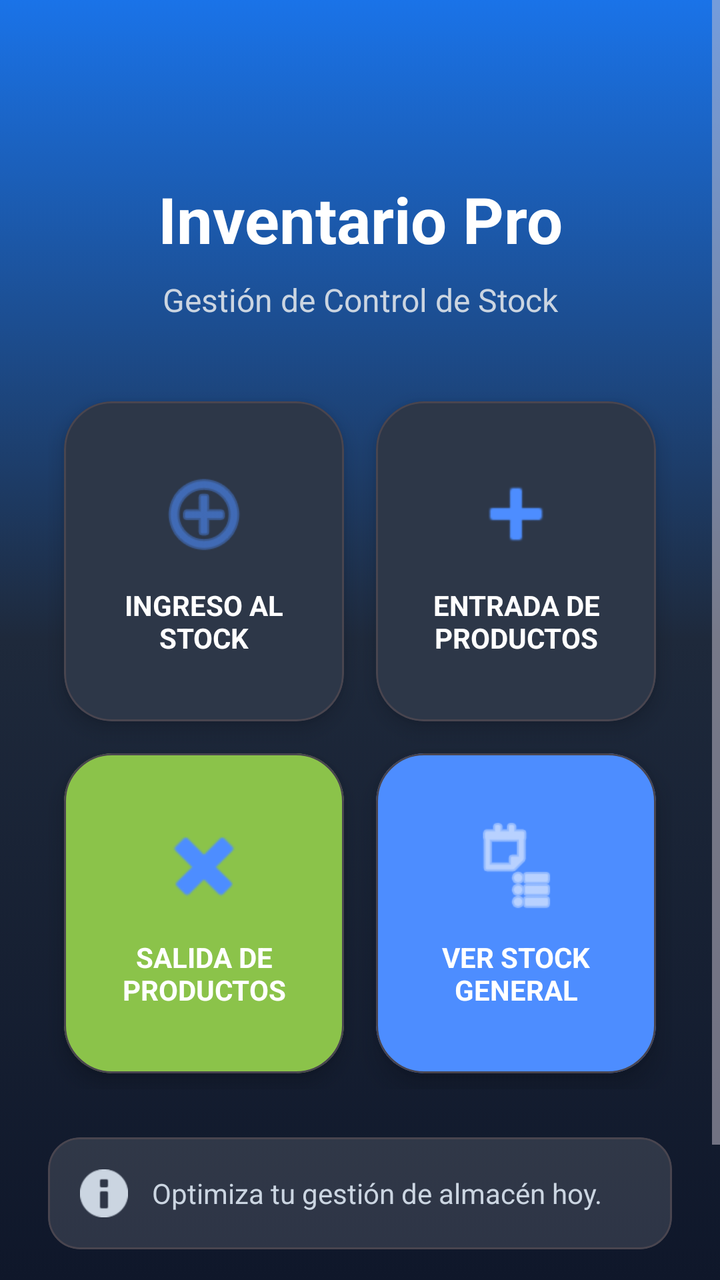
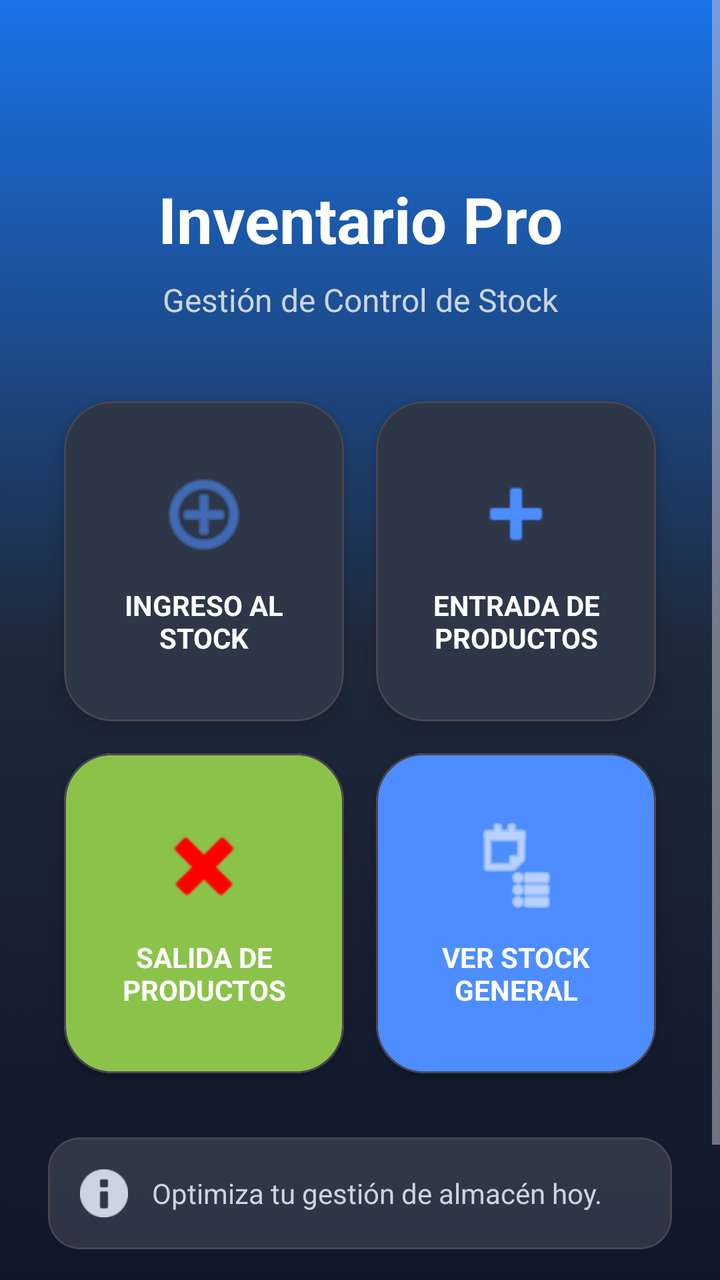

An Android layout rendered at two revisions. The XML below is the earlier revision; the diff shows what the commit changed to produce the second picture.
<!-- AndroidManifest.xml: activity theme Theme.InventarioApp -->
<!-- res/layout/activity_main.xml -->
<?xml version="1.0" encoding="utf-8"?>
<ScrollView xmlns:android="http://schemas.android.com/apk/res/android"
    xmlns:app="http://schemas.android.com/apk/res-auto"
    xmlns:tools="http://schemas.android.com/tools"
    android:layout_width="match_parent"
    android:layout_height="match_parent"
    android:fillViewport="true"
    android:background="@drawable/fondo_degradado">

    <androidx.constraintlayout.widget.ConstraintLayout
        android:layout_width="match_parent"
        android:layout_height="wrap_content"
        android:padding="24dp"
        tools:context=".MainActivity">

        
        <TextView
            android:id="@+id/tvTitulo"
            android:layout_width="0dp"
            android:layout_height="wrap_content"
            android:layout_marginTop="64dp"
            android:gravity="center"
            android:text="@string/title_main"
            android:textColor="@color/white"
            android:textSize="32sp"
            android:textStyle="bold"
            app:layout_constraintEnd_toEndOf="parent"
            app:layout_constraintStart_toStartOf="parent"
            app:layout_constraintTop_toTopOf="parent" />

        <TextView
            android:id="@+id/tvSubtitulo"
            android:layout_width="0dp"
            android:layout_height="wrap_content"
            android:layout_marginTop="8dp"
            android:gravity="center"
            android:text="@string/subtitle_main"
            android:textColor="@color/text_secondary"
            android:textSize="16sp"
            app:layout_constraintEnd_toEndOf="parent"
            app:layout_constraintStart_toStartOf="parent"
            app:layout_constraintTop_toBottomOf="@id/tvTitulo" />

        
        <GridLayout
            android:id="@+id/glMenu"
            android:layout_width="match_parent"
            android:layout_height="wrap_content"
            android:layout_marginTop="32dp"
            android:columnCount="2"
            android:alignmentMode="alignMargins"
            app:layout_constraintEnd_toEndOf="parent"
            app:layout_constraintStart_toStartOf="parent"
            app:layout_constraintTop_toBottomOf="@id/tvSubtitulo">

            
            <com.google.android.material.card.MaterialCardView
                android:id="@+id/buttonIngresoStock"
                android:layout_width="0dp"
                android:layout_height="160dp"
                android:layout_columnWeight="1"
                android:layout_margin="8dp"
                android:clickable="true"
                android:focusable="true"
                app:cardBackgroundColor="@color/card_background"
                app:cardCornerRadius="24dp"
                app:cardElevation="6dp"
                app:rippleColor="#20FFFFFF">

                <LinearLayout
                    android:layout_width="match_parent"
                    android:layout_height="match_parent"
                    android:gravity="center"
                    android:orientation="vertical"
                    android:padding="16dp">

                    <ImageView
                        android:layout_width="48dp"
                        android:layout_height="48dp"
                        android:src="@android:drawable/ic_menu_add"
                        android:contentDescription="@string/btn_ingreso_stock"
                        app:tint="@color/primary" />

                    <TextView
                        android:layout_width="match_parent"
                        android:layout_height="wrap_content"
                        android:layout_marginTop="12dp"
                        android:gravity="center"
                        android:text="@string/btn_ingreso_stock"
                        android:textColor="@color/text_primary"
                        android:textSize="14sp"
                        android:textStyle="bold" />
                </LinearLayout>
            </com.google.android.material.card.MaterialCardView>

            
            <com.google.android.material.card.MaterialCardView
                android:id="@+id/buttonEntradaProductos"
                android:layout_width="0dp"
                android:layout_height="160dp"
                android:layout_columnWeight="1"
                android:layout_margin="8dp"
                android:clickable="true"
                android:focusable="true"
                app:cardBackgroundColor="@color/card_background"
                app:cardCornerRadius="24dp"
                app:cardElevation="6dp"
                app:rippleColor="#20FFFFFF">

                <LinearLayout
                    android:layout_width="match_parent"
                    android:layout_height="match_parent"
                    android:gravity="center"
                    android:orientation="vertical"
                    android:padding="16dp">

                    <ImageView
                        android:layout_width="48dp"
                        android:layout_height="48dp"
                        android:src="@android:drawable/ic_input_add"
                        android:contentDescription="@string/btn_entrada_productos"
                        app:tint="@color/primary" />

                    <TextView
                        android:layout_width="match_parent"
                        android:layout_height="wrap_content"
                        android:layout_marginTop="12dp"
                        android:gravity="center"
                        android:text="@string/btn_entrada_productos"
                        android:textColor="@color/text_primary"
                        android:textSize="14sp"
                        android:textStyle="bold" />
                </LinearLayout>
            </com.google.android.material.card.MaterialCardView>

            
            <com.google.android.material.card.MaterialCardView
                android:id="@+id/buttonSalidaProductos"
                android:layout_width="0dp"
                android:layout_height="160dp"
                android:layout_columnWeight="1"
                android:layout_margin="8dp"
                android:clickable="true"
                android:focusable="true"
                app:cardBackgroundColor="@color/light_green"
                app:cardCornerRadius="24dp"
                app:cardElevation="6dp"
                app:rippleColor="#20FFFFFF">

                <LinearLayout
                    android:layout_width="match_parent"
                    android:layout_height="match_parent"
                    android:gravity="center"
                    android:orientation="vertical"
                    android:padding="16dp">

                    <ImageView
                        android:layout_width="48dp"
                        android:layout_height="48dp"
                        android:src="@android:drawable/ic_delete"
                        android:contentDescription="@string/btn_salida_productos"
                        app:tint="@color/primary" />

                    <TextView
                        android:layout_width="match_parent"
                        android:layout_height="wrap_content"
                        android:layout_marginTop="12dp"
                        android:gravity="center"
                        android:text="@string/btn_salida_productos"
                        android:textColor="@color/text_primary"
                        android:textSize="14sp"
                        android:textStyle="bold" />
                </LinearLayout>
            </com.google.android.material.card.MaterialCardView>

            
            <com.google.android.material.card.MaterialCardView
                android:id="@+id/buttonStockGeneral"
                android:layout_width="0dp"
                android:layout_height="160dp"
                android:layout_columnWeight="1"
                android:layout_margin="8dp"
                android:clickable="true"
                android:focusable="true"
                app:cardBackgroundColor="@color/primary"
                app:cardCornerRadius="24dp"
                app:cardElevation="8dp"
                app:rippleColor="#40FFFFFF">

                <LinearLayout
                    android:layout_width="match_parent"
                    android:layout_height="match_parent"
                    android:gravity="center"
                    android:orientation="vertical"
                    android:padding="16dp">

                    <ImageView
                        android:layout_width="48dp"
                        android:layout_height="48dp"
                        android:src="@android:drawable/ic_menu_agenda"
                        android:contentDescription="@string/btn_ver_stock"
                        app:tint="@color/white" />

                    <TextView
                        android:layout_width="match_parent"
                        android:layout_height="wrap_content"
                        android:layout_marginTop="12dp"
                        android:gravity="center"
                        android:text="@string/btn_ver_stock"
                        android:textColor="@color/white"
                        android:textSize="14sp"
                        android:textStyle="bold" />
                </LinearLayout>
            </com.google.android.material.card.MaterialCardView>

            
            

        </GridLayout>

        
        <com.google.android.material.card.MaterialCardView
            android:id="@+id/cardInfo"
            android:layout_width="match_parent"
            android:layout_height="wrap_content"
            android:layout_marginTop="24dp"
            app:cardBackgroundColor="#20FFFFFF"
            app:cardCornerRadius="16dp"
            app:cardElevation="0dp"
            app:layout_constraintTop_toBottomOf="@id/glMenu"
            app:layout_constraintStart_toStartOf="parent"
            app:layout_constraintEnd_toEndOf="parent">

            <LinearLayout
                android:layout_width="match_parent"
                android:layout_height="wrap_content"
                android:orientation="horizontal"
                android:padding="16dp"
                android:gravity="center_vertical">

                <ImageView
                    android:layout_width="24dp"
                    android:layout_height="24dp"
                    android:src="@android:drawable/ic_dialog_info"
                    android:contentDescription="@string/desc_info_icon"
                    app:tint="@color/text_secondary" />

                <TextView
                    android:layout_width="wrap_content"
                    android:layout_height="wrap_content"
                    android:layout_marginStart="12dp"
                    android:text="@string/info_footer"
                    android:textColor="@color/text_secondary"
                    android:textSize="14sp" />
            </LinearLayout>
        </com.google.android.material.card.MaterialCardView>

        
        <TextView
            android:id="@+id/tvFooterVersion"
            android:layout_width="wrap_content"
            android:layout_height="wrap_content"
            android:layout_marginTop="32dp"
            android:layout_marginBottom="16dp"
            android:text="@string/version_app"
            android:textColor="@color/text_secondary"
            android:textSize="14sp"
            app:layout_constraintBottom_toBottomOf="parent"
            app:layout_constraintEnd_toEndOf="parent"
            app:layout_constraintStart_toStartOf="parent"
            app:layout_constraintTop_toBottomOf="@+id/cardInfo"
            app:layout_constraintVertical_bias="1.0" />

    </androidx.constraintlayout.widget.ConstraintLayout>
</ScrollView>
<!-- resources referenced by this layout -->
<resources>
  <color name="card_background">#2D3748</color>
  <color name="light_green">#FF8BC34A</color>
  <color name="primary">#4D8DFF</color>
  <color name="text_primary">#FFFFFF</color>
  <color name="text_secondary">#CBD5E1</color>
  <color name="white">#FFFFFFFF</color>
  <!-- drawable fondo_degradado (drawable) -->
  <?xml version="1.0" encoding="utf-8"?>
  <selector xmlns:android="http://schemas.android.com/apk/res/android">
      <item>
          <shape android:shape="rectangle">
              <gradient
                  android:angle="270"
                  android:startColor="@color/grad_start"
                  android:centerColor="@color/surface"
                  android:endColor="#0F172A" />
          </shape>
      </item>
  </selector>
  <string name="btn_entrada_productos">ENTRADA DE PRODUCTOS</string>
  <string name="btn_ingreso_stock">INGRESO AL STOCK</string>
  <string name="btn_salida_productos">SALIDA DE PRODUCTOS</string>
  <string name="btn_ver_stock">VER STOCK GENERAL</string>
  <string name="desc_info_icon">Icono de información</string>
  <string name="info_footer">Optimiza tu gestión de almacén hoy.</string>
  <string name="subtitle_main">Gestión de Control de Stock</string>
  <string name="title_main">Inventario Pro</string>
  <string name="version_app">Version 2.0</string>
  <style name="Theme.InventarioApp" parent="Theme.Material3.Dark.NoActionBar">
          
          <item name="colorPrimary">@color/primary</item>
          <item name="colorOnPrimary">@color/white</item>
          <item name="colorPrimaryContainer">@color/primary_variant</item>
          <item name="colorOnPrimaryContainer">@color/white</item>
          <item name="colorSecondary">@color/secondary</item>
          <item name="android:statusBarColor">#0F172A</item>
          <item name="android:windowBackground">@drawable/fondo_degradado</item>
  
          
          <item name="textInputStyle">@style/Widget.Material3.TextInputLayout.OutlinedBox</item>
      </style>
  <color name="grad_start">#1A73E8</color>
  <color name="surface">#1E293B</color>
  <color name="primary_variant">#1A73E8</color>
  <color name="secondary">#34A853</color>
</resources>

<!-- the commit's change to res/layout/activity_main.xml (unified diff, before → after) -->
@@ -159,7 +159,7 @@
                         android:layout_height="48dp"
                         android:src="@android:drawable/ic_delete"
                         android:contentDescription="@string/btn_salida_productos"
-                        app:tint="@color/primary" />
+                        app:tint="@color/red" />
 
                     <TextView
                         android:layout_width="match_parent"
<!-- resource entries referenced after the edit -->
@@ -3,6 +3,7 @@
   <color name="card_background">#2D3748</color>
   <color name="light_green">#FF8BC34A</color>
   <color name="primary">#4D8DFF</color>
+  <color name="red">#FFFF0000</color>
   <color name="text_primary">#FFFFFF</color>
   <color name="text_secondary">#CBD5E1</color>
   <color name="white">#FFFFFFFF</color>
